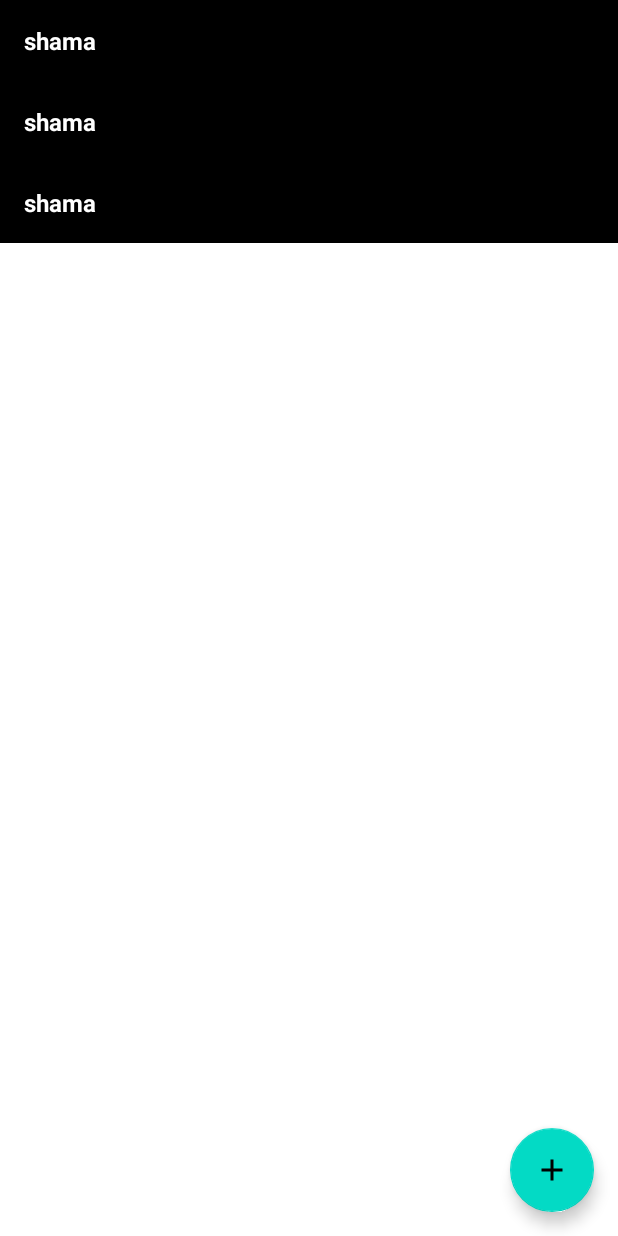
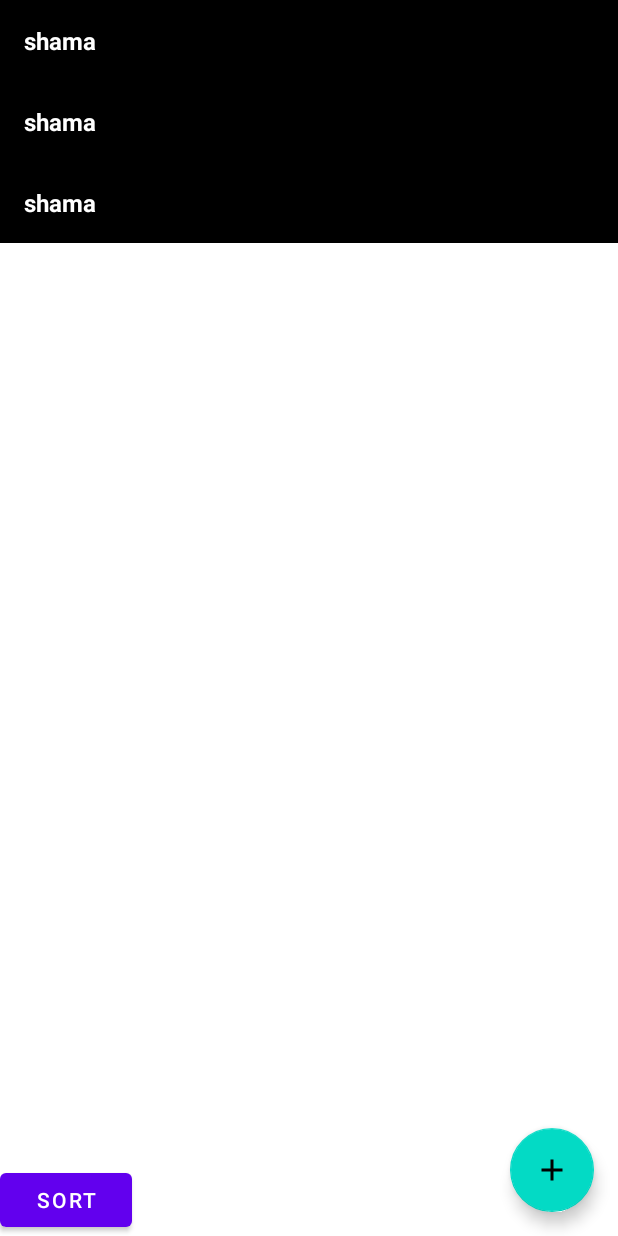
Before and after one commit to aydaraktan/TaskApp36, an Android app: the layout fragment_home.xml on its own in the app's theme, with its tools: preview values and no code run, on a phone screen of 412 x 824 dp. Run offline under Robolectric (Android 15) with nearby library versions, the phone set to English and light mode, and no system bars; Roboto replaces fonts that are not available here.

Commit message:
homeWork

```diff
--- a/app/src/main/java/kg/geektech/taskapp36/room/TaskDao.java
+++ b/app/src/main/java/kg/geektech/taskapp36/room/TaskDao.java
@@ -1,6 +1,7 @@
 package kg.geektech.taskapp36.room;
 
 import androidx.room.Dao;
+import androidx.room.Delete;
 import androidx.room.Insert;
 import androidx.room.Query;
 import androidx.room.Update;
@@ -18,4 +19,7 @@ public interface TaskDao {
     void insert(Task task);
     @Update
     void update(Task task);
+
+    @Delete
+    void delete(Task task);
 }
--- a/app/src/main/res/layout/fragment_home.xml
+++ b/app/src/main/res/layout/fragment_home.xml
@@ -5,7 +5,6 @@
     xmlns:tools="http://schemas.android.com/tools"
     android:layout_width="match_parent"
     android:layout_height="match_parent"
-    tools:menu="@menu/menu"
     tools:context=".ui.home.HomeFragment">
 <androidx.recyclerview.widget.RecyclerView
     android:id="@+id/recyclerView"
@@ -23,5 +22,13 @@
         app:layout_constraintEnd_toEndOf="parent"
         android:src="@drawable/ic_baseline_add_24"
         />
+    <Button
+        android:id="@+id/sort"
+        android:text="sort"
+        android:layout_width="wrap_content"
+        android:layout_height="wrap_content"
+        app:layout_constraintBottom_toBottomOf="parent"
+        app:layout_constraintStart_toStartOf="parent"
+        />
 
 </androidx.constraintlayout.widget.ConstraintLayout>
```
Also changed, not shown: app/src/main/java/kg/geektech/taskapp36/MainActivity.java (+5 -49 lines), app/src/main/java/kg/geektech/taskapp36/Prefs.java (+14 -0 lines), app/src/main/java/kg/geektech/taskapp36/Sort.java (added, +34 -0 lines), app/src/main/java/kg/geektech/taskapp36/ui/home/HomeFragment.java (+52 -17 lines), app/src/main/java/kg/geektech/taskapp36/ui/home/TaskAdapter.java (+30 -24 lines).
